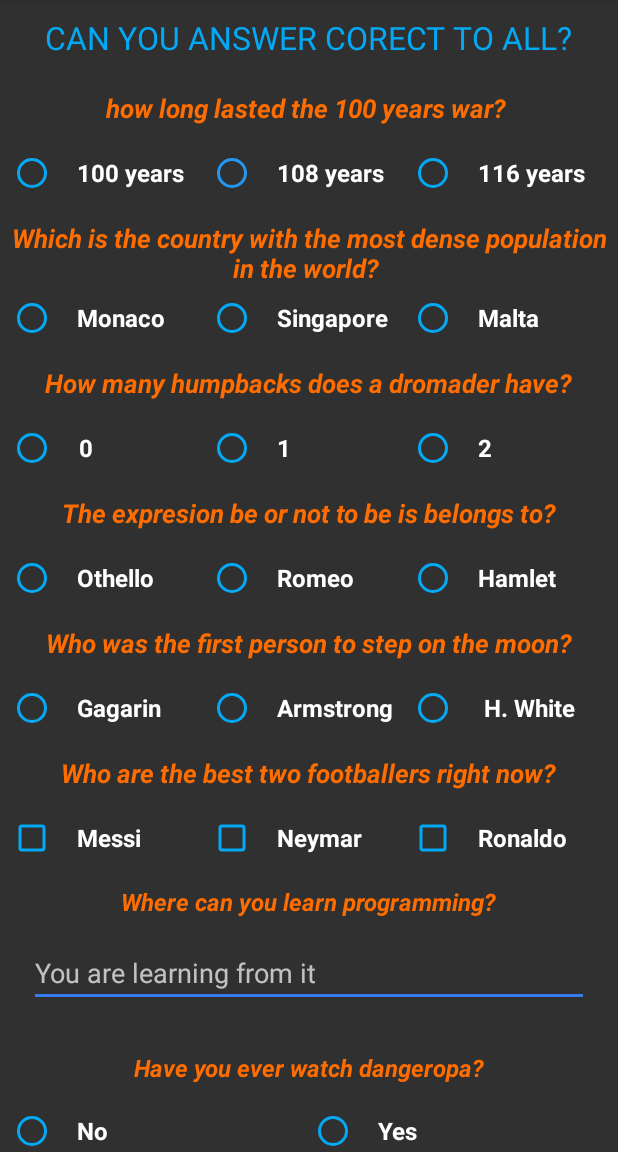
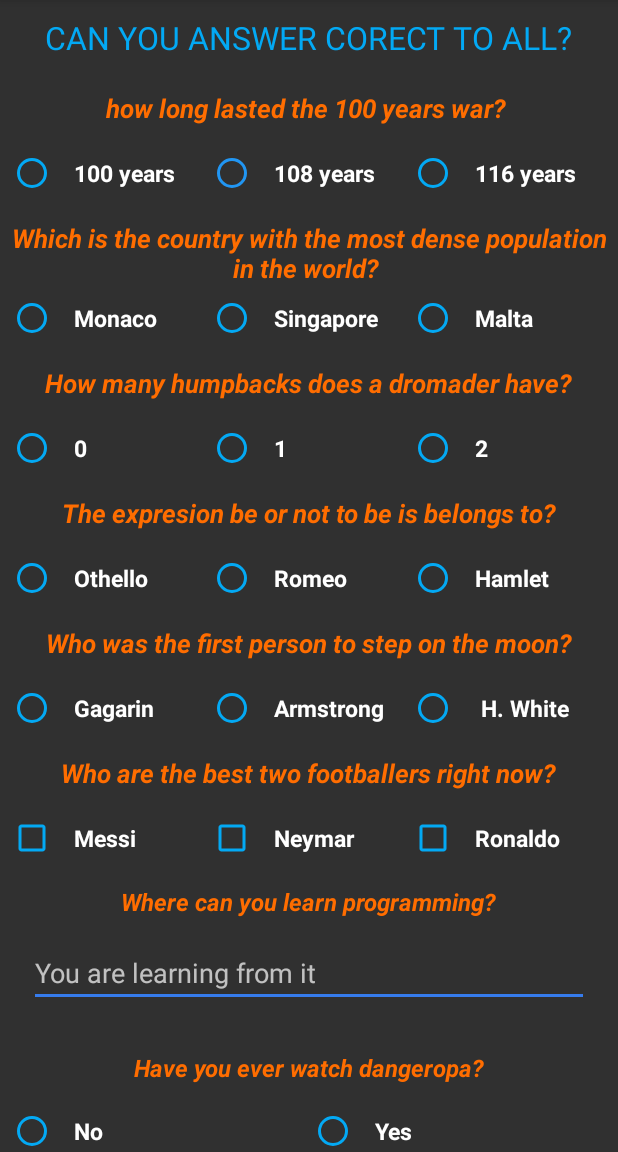
Before and after one commit to mihnea399/Projectfinale, an Android app: the screen it shows after launch (MainActivity), on a phone screen of 412 x 824 dp, the part 84-1236 px from its top. Run offline under Robolectric (Android 15) with nearby library versions, the phone set to English and light mode, and no system bars.

Commit message:
Update activity_main.xml

```diff
--- a/app/src/main/res/layout/activity_main.xml
+++ b/app/src/main/res/layout/activity_main.xml
@@ -59,11 +59,11 @@
                     android:layout_height="wrap_content"
                     android:layout_weight="1"
                     android:buttonTint="#03A9F4"
-                    android:paddingLeft="14dp"
+                    android:paddingLeft="12dp"
                     android:textStyle="bold"
                     android:textColor="#FFFF"
                     android:text="100 years"
-                    android:textSize="16sp"
+                    android:textSize="15sp"
                     android:onClick="Check_q1"/>
 
                 <RadioButton
@@ -75,9 +75,9 @@
                     android:buttonTint="#2196F3"
                     android:textStyle="bold"
                     android:text="108 years"
-                    android:paddingLeft="14dp"
+                    android:paddingLeft="12dp"
                     android:textColor="#FFFF"
-                    android:textSize="16sp"
+                    android:textSize="15sp"
                     android:onClick="Check_q1"/>
 
                 <RadioButton
@@ -90,8 +90,8 @@
                     android:textStyle="bold"
                     android:text="116 years"
                     android:textColor="#FFFF"
-                    android:paddingLeft="14dp"
-                    android:textSize="16sp"
+                    android:paddingLeft="12dp"
+                    android:textSize="15sp"
                     android:onClick="Check_q1"/>
 
             </RadioGroup>
@@ -125,11 +125,11 @@
                     android:layout_height="wrap_content"
                     android:text="Monaco"
                     android:textColor="#FFFF"
-                    android:paddingLeft="14dp"
+                    android:paddingLeft="12dp"
                     android:textStyle="bold"
                     android:layout_weight="1"
                     android:buttonTint="#03A9F4"
-                    android:textSize="16sp"
+                    android:textSize="15sp"
                     android:onClick="Check_q2"/>
 
                 <RadioButton
@@ -142,8 +142,8 @@
                     android:buttonTint="#03A9F4"
                     android:textStyle="bold"
                     android:textColor="#FFFF"
-                    android:paddingLeft="14dp"
-                    android:textSize="16sp"
+                    android:paddingLeft="12dp"
+                    android:textSize="15sp"
                     android:onClick="Check_q2"/>
 
                 <RadioButton
@@ -156,8 +156,8 @@
                     android:text="Malta"
                     android:textStyle="bold"
                     android:buttonTint="#03A9F4"
-                    android:paddingLeft="14dp"
-                    android:textSize="16sp"
+                    android:paddingLeft="12dp"
+                    android:textSize="15sp"
                     android:onClick="Check_q2"/>
 
 
@@ -192,8 +192,8 @@
                 android:textStyle="bold"
                 android:text="0"
                 android:buttonTint="#03A9F4"
-                android:paddingLeft="15dp"
-                android:textSize="16sp"
+                android:paddingLeft="12dp"
+                android:textSize="15sp"
                 android:onClick="Check_q3"/>
 
             <RadioButton
@@ -206,8 +206,8 @@
                 android:textStyle="bold"
                 android:textColor="#FFFF"
                 android:buttonTint="#03A9F4"
-                android:paddingLeft="14dp"
-                android:textSize="16sp"
+                android:paddingLeft="12dp"
+                android:textSize="15sp"
                 android:onClick="Check_q3"/>
 
             <RadioButton
@@ -220,8 +220,8 @@
                 android:textColor="#FFFF"
                 android:buttonTint="#03A9F4"
                 android:textStyle="bold"
-                android:paddingLeft="14dp"
-                android:textSize="16sp"
+                android:paddingLeft="12dp"
+                android:textSize="15sp"
                 android:onClick="Check_q3"/>
 
         </RadioGroup>
@@ -254,8 +254,8 @@
                 android:textStyle="bold"
                 android:text="Othello"
                 android:buttonTint="#03A9F4"
-                android:paddingLeft="14dp"
-                android:textSize="16sp"
+                android:paddingLeft="12dp"
+                android:textSize="15sp"
                 android:onClick="Check_q4"/>
 
             <RadioButton
@@ -267,8 +267,8 @@
                 android:textStyle="bold"
                 android:text="Romeo"
                 android:buttonTint="#03A9F4"
-                android:paddingLeft="14dp"
-                android:textSize="16sp"
+                android:paddingLeft="12dp"
+                android:textSize="15sp"
                 android:onClick="Check_q4"/>
 
             <RadioButton
@@ -280,8 +280,8 @@
                 android:textStyle="bold"
                 android:text="Hamlet"
                 android:buttonTint="#03A9F4"
-                android:paddingLeft="14dp"
-                android:textSize="16sp"
+                android:paddingLeft="12dp"
+                android:textSize="15sp"
                 android:onClick="Check_q4"/>
 
 
@@ -318,8 +318,8 @@
                 android:textStyle="bold"
                 android:textColor="#FFFF"
                 android:buttonTint="#03A9F4"
-                android:paddingLeft="14dp"
-                android:textSize="16sp"
+                android:paddingLeft="12dp"
+                android:textSize="15sp"
                 android:onClick="Check_q5"/>
 
             <RadioButton
@@ -332,8 +332,8 @@
                 android:textStyle="bold"
                 android:textColor="#FFFF"
                 android:buttonTint="#03A9F4"
-                android:paddingLeft="14dp"
-                android:textSize="16sp"
+                android:paddingLeft="12dp"
+                android:textSize="15sp"
                 android:onClick="Check_q5"/>
 
             <RadioButton
@@ -346,8 +346,8 @@
                 android:textColor="#FFFF"
                 android:textStyle="bold"
                 android:buttonTint="#03A9F4"
-                android:paddingLeft="14dp"
-                android:textSize="16sp"
+                android:paddingLeft="12dp"
+                android:textSize="15sp"
                 android:onClick="Check_q5"/>
 
         </RadioGroup>
@@ -380,8 +380,8 @@
             android:textStyle="bold"
             android:textColor="#FFFF"
             android:buttonTint="#03A9F4"
-            android:paddingLeft="14dp"
-            android:textSize="16sp"
+            android:paddingLeft="12dp"
+            android:textSize="15sp"
             android:layout_marginTop="15dp"
             android:onClick="Ans"/>
 
@@ -395,8 +395,8 @@
             android:layout_weight="1"
             android:textColor="#FFFF"
             android:buttonTint="#03A9F4"
-            android:paddingLeft="14dp"
-            android:textSize="16sp"
+            android:paddingLeft="12dp"
+            android:textSize="15sp"
             android:layout_marginTop="15dp"
             android:onClick="Ans"/>
 
@@ -409,9 +409,9 @@
                 android:layout_weight="1"
                 android:textColor="#FFFF"
                 android:buttonTint="#03A9F4"
-                android:paddingLeft="14dp"
+                android:paddingLeft="12dp"
                 android:textStyle="bold"
-                android:textSize="16sp"
+                android:textSize="15sp"
                 android:layout_marginTop="15dp"
                 android:onClick="Ans"/>
 
@@ -456,7 +456,7 @@
             android:layout_width="wrap_content"
             android:layout_height="wrap_content"
             android:visibility="gone"
-            android:src="@drawable/monokumab"/>
+            android:src="@drawable/monokumas"/>
 
         <RadioGroup
 
@@ -475,9 +475,9 @@
                 android:textColor="#FFFF"
                 android:textStyle="bold"
                 android:buttonTint="#03A9F4"
-                android:paddingLeft="14dp"
-                android:textSize="16sp"
-                android:onClick="Check_qp"/>
+                android:paddingLeft="12dp"
+                android:textSize="15sp"
+                android:onClick="Check_qp2"/>
 
             <RadioButton
 
@@ -489,9 +489,9 @@
                 android:textColor="#FFFF"
                 android:textStyle="bold"
                 android:buttonTint="#03A9F4"
-                android:paddingLeft="14dp"
-                android:textSize="16sp"
-                android:onClick="Check_qp"/>
+                android:paddingLeft="12dp"
+                android:textSize="15sp"
+                android:onClick="Check_qp1"/>
 
         </RadioGroup>
 
```
